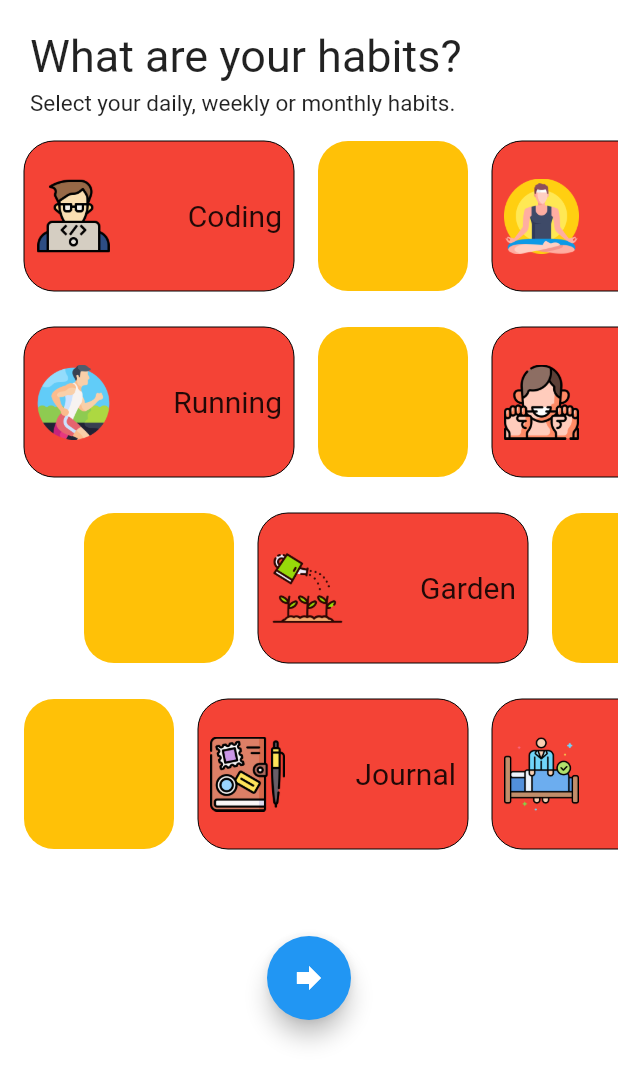
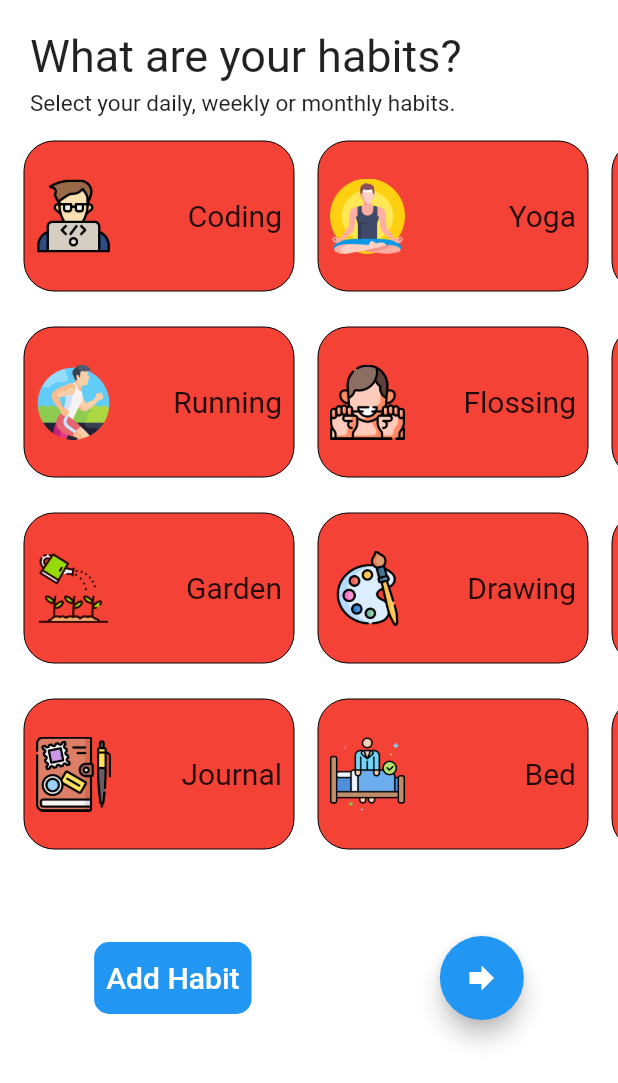
Before and after one commit to veerviren/Habit-tracker, a Flutter app: the HabitSelectorPage screen opened by its route, on a phone screen of 412 x 824 dp. Shown: the top 1083 px of the screen. Run offline on Flutter 3.47's test engine with Material 2 defaults, Android fonts, the light colour scheme and no system bars; our stand-ins replace shared_preferences, step_progress_indicator; missing offline and left inert: date_only, horizontal_calendar; accounts and stored records are empty.

Commit message:
"update"

```diff
--- a/habit_tracker/lib/screens/habit_selector.dart
+++ b/habit_tracker/lib/screens/habit_selector.dart
@@ -1,7 +1,167 @@
+import 'dart:math';
+
 import 'package:flutter/material.dart';
 import 'package:habit_tracker/contants.dart';
 import 'package:habit_tracker/widgets/empty_brick.dart';
 import 'package:habit_tracker/widgets/content_brick.dart';
+
+int _randomNumber = 1;
+
+List<Widget> Row1 = [
+  ContentBrick(
+    habit_name: "Coding",
+    habit_icon: "assets/images/coding.png",
+  ),
+  // EmptyBrick(),
+  ContentBrick(
+    habit_name: "Yoga",
+    habit_icon: "assets/images/yoga.png",
+  ),
+  ContentBrick(
+    habit_name: "Write",
+    habit_icon: "assets/images/write.png",
+  ),
+  // EmptyBrick(),
+];
+List<Widget> Row2 = [
+  ContentBrick(
+    habit_name: "Running",
+    habit_icon: "assets/images/running.png",
+  ),
+  // EmptyBrick(),
+  ContentBrick(
+    habit_name: "Flossing",
+    habit_icon: "assets/images/floss_teeth.png",
+  ),
+  // EmptyBrick(),
+  ContentBrick(
+    habit_name: "Guitar",
+    habit_icon: "assets/images/guitar.png",
+  ),
+];
+List<Widget> Row3 = [
+  // EmptyBrick(),
+  ContentBrick(
+    habit_name: "Garden",
+    habit_icon: "assets/images/gardening.png",
+  ),
+  // EmptyBrick(),
+  ContentBrick(
+    habit_name: "Drawing",
+    habit_icon: "assets/images/drawing.png",
+  ),
+  ContentBrick(
+    habit_name: "Garden",
+    habit_icon: "assets/images/gardening.png",
+  ),
+  // EmptyBrick(),
+];
+List<Widget> Row4 = [
+  // EmptyBrick(),
+  ContentBrick(
+    habit_name: "Journal",
+    habit_icon: "assets/images/journal.png",
+  ),
+  ContentBrick(
+    habit_name: "Bed",
+    habit_icon: "assets/images/bed.png",
+  ),
+  // EmptyBrick(),
+  ContentBrick(
+    habit_name: "Cooking",
+    habit_icon: "assets/images/cooking.png",
+  ),
+];
+
+class Habit {
+  final String name;
+  final String icon;
+
+  Habit({required this.name, required this.icon});
+}
+
+void _showAddHabitBottomSheet(BuildContext context) {
+  final _habitList = [
+    Habit(name: 'Meditation', icon: 'assets/images/coding.png'),
+    Habit(name: 'Reading', icon: 'assets/images/coding.png'),
+    Habit(name: 'Exercise', icon: 'assets/images/coding.png'),
+  ];
+  showModalBottomSheet(
+    context: context,
+    builder: (context) {
+      return Container(
+        color: Color(0xFF757575),
+        child: Container(
+          padding: EdgeInsets.all(20),
+          decoration: BoxDecoration(
+            color: Colors.white,
+            borderRadius: BorderRadius.only(
+              topLeft: Radius.circular(20),
+              topRight: Radius.circular(20),
+            ),
+          ),
+          child: Column(
+            crossAxisAlignment: CrossAxisAlignment.stretch,
+            children: [
+              Expanded(
+                child: ListView.builder(
+                  itemCount: _habitList.length,
+                  itemBuilder: (context, index) {
+                    return ListTile(
+                      leading: Image.asset(
+                        '${_habitList[index].icon}',
+                        width: 50,
+                        height: 50,
+                      ),
+                      title: Text(_habitList[index].name),
+                      onTap: () {
+                        if (_randomNumber % 5 == 0) {
+                          _randomNumber = 1;
+                        }
+                        print(_randomNumber);
+                        if (_randomNumber % 5 == 1) {
+                          Row1.add(
+                            ContentBrick(
+                              habit_name: _habitList[index].name,
+                              habit_icon: _habitList[index].icon,
+                            ),
+                          );
+                        } else if (_randomNumber % 5 == 2) {
+                          Row2.add(
+                            ContentBrick(
+                              habit_name: _habitList[index].name,
+                              habit_icon: _habitList[index].icon,
+                            ),
+                          );
+                        } else if (_randomNumber % 5 == 3) {
+                          Row3.add(
+                            ContentBrick(
+                              habit_name: _habitList[index].name,
+                              habit_icon: _habitList[index].icon,
+                            ),
+                          );
+                        } else if (_randomNumber % 5 == 4) {
+                          Row4.add(
+                            ContentBrick(
+                              habit_name: _habitList[index].name,
+                              habit_icon: _habitList[index].icon,
+                            ),
+                          );
+                        }
+                        Navigator.pop(context);
+                        _randomNumber++;
+                      },
+                    );
+                  },
+                ),
+              ),
+            ],
+          ),
+        ),
+      );
+    },
+  );
+}
 
 class HabitSelectorPage extends StatefulWidget {
   const HabitSelectorPage({super.key});
@@ -11,10 +171,18 @@ class HabitSelectorPage extends StatefulWidget {
 }
 
 class _HabitSelectorPageState extends State<HabitSelectorPage> {
+  late String _habitName;
+  late String _habitIcon;
+
+  void update() {
+    setState(() {});
+  }
+
   @override
   Widget build(BuildContext context) {
     return SafeArea(
       child: Scaffold(
+        resizeToAvoidBottomInset: false,
         body: Column(
           crossAxisAlignment: CrossAxisAlignment.start,
           children: [
@@ -33,90 +201,34 @@ class _HabitSelectorPageState extends State<HabitSelectorPage> {
             SingleChildScrollView(
               scrollDirection: Axis.horizontal,
               child: Column(
+                crossAxisAlignment: CrossAxisAlignment.start,
                 children: [
                   Padding(
                     padding:
                         const EdgeInsets.only(top: 8.0, left: 8.0, right: 8.0),
                     child: Row(
-                      children: [
-                        ContentBrick(
-                          habit_name: "Coding",
-                          habit_icon: "assets/images/coding.png",
-                        ),
-                        EmptyBrick(),
-                        ContentBrick(
-                          habit_name: "Yoga",
-                          habit_icon: "assets/images/yoga.png",
-                        ),
-                        ContentBrick(
-                          habit_name: "Write",
-                          habit_icon: "assets/images/write.png",
-                        ),
-                        EmptyBrick(),
-                      ],
+                      children: Row1,
                     ),
                   ),
                   Padding(
                     padding:
                         const EdgeInsets.only(top: 8.0, left: 8.0, right: 8.0),
                     child: Row(
-                      children: [
-                        ContentBrick(
-                          habit_name: "Running",
-                          habit_icon: "assets/images/running.png",
-                        ),
-                        EmptyBrick(),
-                        ContentBrick(
-                          habit_name: "Flossing",
-                          habit_icon: "assets/images/floss_teeth.png",
-                        ),
-                        EmptyBrick(),
-                        ContentBrick(
-                          habit_name: "Guitar",
-                          habit_icon: "assets/images/guitar.png",
-                        ),
-                      ],
+                      children: Row2,
                     ),
                   ),
                   Padding(
                     padding:
                         const EdgeInsets.only(top: 8.0, left: 8.0, right: 8.0),
                     child: Row(
-                      children: [
-                        EmptyBrick(),
-                        ContentBrick(
-                          habit_name: "Garden",
-                          habit_icon: "assets/images/gardening.png",
-                        ),
-                        EmptyBrick(),
-                        ContentBrick(
-                          habit_name: "Drawing",
-                          habit_icon: "assets/images/drawing.png",
-                        ),
-                        EmptyBrick(),
-                      ],
+                      children: Row3,
                     ),
                   ),
                   Padding(
                     padding:
                         const EdgeInsets.only(top: 8.0, left: 8.0, right: 8.0),
                     child: Row(
-                      children: [
-                        EmptyBrick(),
-                        ContentBrick(
-                          habit_name: "Journal",
-                          habit_icon: "assets/images/journal.png",
-                        ),
-                        ContentBrick(
-                          habit_name: "Bed",
-                          habit_icon: "assets/images/bed.png",
-                        ),
-                        EmptyBrick(),
-                        ContentBrick(
-                          habit_name: "Cooking",
-                          habit_icon: "assets/images/cooking.png",
-                        ),
-                      ],
+                      children: Row4,
                     ),
                   ),
                 ],
@@ -126,11 +238,34 @@ class _HabitSelectorPageState extends State<HabitSelectorPage> {
               height: 50,
             ),
             Center(
-              child: FloatingActionButton(
-                onPressed: () {
-                  Navigator.pushNamed(context, '/homepage');
-                },
-                child: const Icon(Icons.forward),
+              child: Row(
+                mainAxisAlignment: MainAxisAlignment.spaceAround,
+                children: [
+                  Container(
+                    decoration: BoxDecoration(
+                      color: Colors.blue,
+                      borderRadius: BorderRadius.circular(10),
+                    ),
+                    child: TextButton(
+                      onPressed: () {
+                        _showAddHabitBottomSheet(context);
+                      },
+                      child: Text(
+                        'Add Habit',
+                        style: TextStyle(
+                          color: Colors.white,
+                          fontSize: 20,
+                        ),
+                      ),
+                    ),
+                  ),
+                  FloatingActionButton(
+                    onPressed: () {
+                      Navigator.pushNamed(context, '/homepage');
+                    },
+                    child: const Icon(Icons.forward),
+                  ),
+                ],
               ),
             ),
           ],
--- a/habit_tracker/lib/widgets/content_brick.dart
+++ b/habit_tracker/lib/widgets/content_brick.dart
@@ -35,7 +35,8 @@ class _ContentBrickState extends State<ContentBrick> {
               ok = false;
             } else {
               ok = true;
-              SelectedHabit.remove(habit);
+              SelectedHabit.removeWhere(
+                  (item) => item.toString() == habit.toString());
               value = 0.0;
             }
             print(SelectedHabit.length.toInt());
--- a/habit_tracker/lib/widgets/progress_boad.dart
+++ b/habit_tracker/lib/widgets/progress_boad.dart
@@ -95,9 +95,7 @@ class _ProgressBoadState extends State<ProgressBoad> {
               width: 300,
               child: StepProgressIndicator(
                 totalSteps: totalSelectedHabit,
-                currentStep: totalCompletedHabit < totalSelectedHabit
-                    ? totalCompletedHabit
-                    : totalSelectedHabit,
+                currentStep: 0,
                 size: 8,
                 padding: 0,
                 selectedColor: Colors.white,
--- a/habit_tracker/pubspec.yaml
+++ b/habit_tracker/pubspec.yaml
@@ -38,6 +38,7 @@ dependencies:
   horizontal_calendar: ^1.0.1
   step_progress_indicator: ^1.0.2
   date_only: ^0.0.3
+  shared_preferences:
 
 dev_dependencies:
   flutter_test:
```
Also changed, not shown: habit_tracker/lib/screens/home_page.dart (+20 -8 lines), habit_tracker/lib/widgets/selected_habit.dart (+27 -3 lines), habit_tracker/pubspec.lock, 1 other file.
